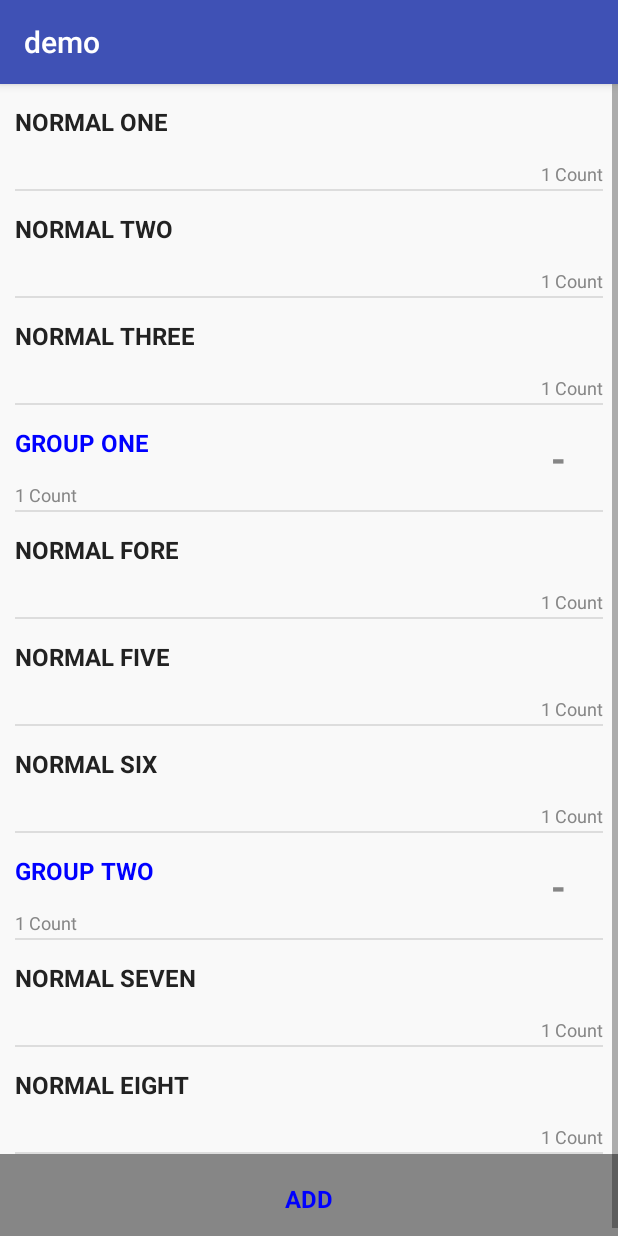
After one commit to PieceOfLazy/PieceOfUI, an Android app: the POVActivity screen opened directly, with no data from a screen before it, on a phone screen of 412 x 824 dp. The commit adds this screen. Run offline under Robolectric (Android 15) with nearby library versions, the phone set to English and light mode, and no system bars.

Commit message:
POVActivity

```diff
--- a/demo/src/main/AndroidManifest.xml
+++ b/demo/src/main/AndroidManifest.xml
@@ -27,6 +27,10 @@
         <activity
             android:name=".MainListActivity"
             android:windowSoftInputMode="stateAlwaysHidden|adjustResize" />
+
+        <activity
+            android:name=".POVActivity"
+            android:windowSoftInputMode="stateAlwaysHidden|adjustResize" />
     </application>
 
 </manifest>
--- /dev/null
+++ b/demo/src/main/java/piece/of/lazy/demo/POVActivity.kt
@@ -0,0 +1,192 @@
+package piece.of.lazy.demo
+
+import android.os.Bundle
+import android.support.v7.app.AppCompatActivity
+import android.view.View
+import android.widget.Toast
+import kotlinx.android.synthetic.main.pov_activity.*
+import piece.of.lazy.demo.piece.AddPiece
+import piece.of.lazy.demo.piece.DeletablePiece
+import piece.of.lazy.demo.piece.GroupPiece
+import piece.of.lazy.demo.piece.NormalPiece
+import piece.of.lazy.ui.PieceOfHolder
+import piece.of.lazy.ui.util.Log
+
+class POVActivity : AppCompatActivity() {
+    companion object {
+        var deletableCount = 0
+    }
+
+    private val log = Log("POV")
+
+    private lateinit var group1: MutableList<PieceOfHolder<*, *>>
+    private lateinit var group2: MutableList<PieceOfHolder<*, *>>
+
+    override fun onCreate(savedInstanceState: Bundle?) {
+        super.onCreate(savedInstanceState)
+        setContentView(R.layout.pov_activity)
+
+        val normal1 = NormalPiece().apply {
+            doBindView(pov_activity_piece_normal_1)
+            doBindItem(this@POVActivity, NormalPiece.Item("NORMAL ONE"))
+            setOnListener(object : NormalPiece.OnPieceListener {
+                override fun onClick(holder: NormalPiece.Holder, item: NormalPiece.Item) {
+                    Toast.makeText(this@POVActivity, item.subject, Toast.LENGTH_SHORT).show()
+                }
+            })
+        }
+
+        val normal2 = NormalPiece().apply {
+            doBindView(pov_activity_piece_normal_2)
+            doBindItem(this@POVActivity, NormalPiece.Item("NORMAL TWO"))
+            setOnListener(object : NormalPiece.OnPieceListener {
+                override fun onClick(holder: NormalPiece.Holder, item: NormalPiece.Item) {
+                    Toast.makeText(this@POVActivity, item.subject, Toast.LENGTH_SHORT).show()
+                }
+            })
+        }
+
+        val normal3 = NormalPiece().apply {
+            doBindView(pov_activity_piece_normal_3)
+            doBindItem(this@POVActivity, NormalPiece.Item("NORMAL THREE"))
+            setOnListener(object : NormalPiece.OnPieceListener {
+                override fun onClick(holder: NormalPiece.Holder, item: NormalPiece.Item) {
+                    Toast.makeText(this@POVActivity, item.subject, Toast.LENGTH_SHORT).show()
+                }
+            })
+        }
+
+        val normal4 = NormalPiece().apply {
+            doBindView(pov_activity_piece_normal_4)
+            doBindItem(this@POVActivity, NormalPiece.Item("NORMAL FORE"))
+            setOnListener(object : NormalPiece.OnPieceListener {
+                override fun onClick(holder: NormalPiece.Holder, item: NormalPiece.Item) {
+                    Toast.makeText(this@POVActivity, item.subject, Toast.LENGTH_SHORT).show()
+                }
+            })
+        }
+
+        val normal5 = NormalPiece().apply {
+            doBindView(pov_activity_piece_normal_5)
+            doBindItem(this@POVActivity, NormalPiece.Item("NORMAL FIVE"))
+            setOnListener(object : NormalPiece.OnPieceListener {
+                override fun onClick(holder: NormalPiece.Holder, item: NormalPiece.Item) {
+                    Toast.makeText(this@POVActivity, item.subject, Toast.LENGTH_SHORT).show()
+                }
+            })
+        }
+
+        val normal6 = NormalPiece().apply {
+            doBindView(pov_activity_piece_normal_6)
+            doBindItem(this@POVActivity, NormalPiece.Item("NORMAL SIX"))
+            setOnListener(object : NormalPiece.OnPieceListener {
+                override fun onClick(holder: NormalPiece.Holder, item: NormalPiece.Item) {
+                    Toast.makeText(this@POVActivity, item.subject, Toast.LENGTH_SHORT).show()
+                }
+            })
+        }
+
+        val normal7 = NormalPiece().apply {
+            doBindView(pov_activity_piece_normal_7)
+            doBindItem(this@POVActivity, NormalPiece.Item("NORMAL SEVEN"))
+            setOnListener(object : NormalPiece.OnPieceListener {
+                override fun onClick(holder: NormalPiece.Holder, item: NormalPiece.Item) {
+                    Toast.makeText(this@POVActivity, item.subject, Toast.LENGTH_SHORT).show()
+                }
+            })
+        }
+
+        val normal8 = NormalPiece().apply {
+            doBindView(pov_activity_piece_normal_8)
+            doBindItem(this@POVActivity, NormalPiece.Item("NORMAL EIGHT"))
+            setOnListener(object : NormalPiece.OnPieceListener {
+                override fun onClick(holder: NormalPiece.Holder, item: NormalPiece.Item) {
+                    Toast.makeText(this@POVActivity, item.subject, Toast.LENGTH_SHORT).show()
+                }
+            })
+        }
+
+        GroupPiece().apply {
+            doBindView(pov_activity_piece_group_1)
+            doBindItem(this@POVActivity, GroupPiece.Item("GROUP ONE", true))
+            setOnListener(object : GroupPiece.OnPieceListener {
+                override fun onExpand(holder: GroupPiece.Holder, item: GroupPiece.Item) {
+                    if(item.expand) {
+                        for(piece: PieceOfHolder<*, *> in group1) {
+                            piece.mView?.visibility = View.VISIBLE
+                        }
+                    } else {
+                        for(piece: PieceOfHolder<*, *> in group1) {
+                            piece.mView?.visibility = View.GONE
+                        }
+                    }
+                }
+
+                override fun onClick(holder: GroupPiece.Holder, item: GroupPiece.Item) {
+                    Toast.makeText(this@POVActivity, item.subject, Toast.LENGTH_SHORT).show()
+                }
+            })
+        }
+
+        GroupPiece().apply {
+            doBindView(pov_activity_piece_group_2)
+            doBindItem(this@POVActivity, GroupPiece.Item("GROUP TWO", true))
+            setOnListener(object : GroupPiece.OnPieceListener {
+                override fun onExpand(holder: GroupPiece.Holder, item: GroupPiece.Item) {
+                    if(item.expand) {
+                        for(piece: PieceOfHolder<*, *> in group2) {
+                            piece.mView?.visibility = View.VISIBLE
+                        }
+                    } else {
+                        for(piece: PieceOfHolder<*, *> in group2) {
+                            piece.mView?.visibility = View.GONE
+                        }
+                    }
+                }
+
+                override fun onClick(holder: GroupPiece.Holder, item: GroupPiece.Item) {
+                    Toast.makeText(this@POVActivity, item.subject, Toast.LENGTH_SHORT).show()
+                }
+            })
+        }
+
+        group1 = mutableListOf(normal4, normal5, normal6)
+        group2 = mutableListOf(normal7, normal8)
+
+        AddPiece().apply {
+            doBindView(pov_activity_add)
+            doBindItem(this@POVActivity, AddPiece.Item("ADD"))
+            setOnListener(object : AddPiece.OnPieceListener {
+                override fun onClick(holder: AddPiece.Holder, item: AddPiece.Item) {
+                    Toast.makeText(this@POVActivity, item.subject, Toast.LENGTH_SHORT).show()
+
+                    val index = indexOfChild(holder.itemView)
+                    DeletablePiece().apply {
+                        POVActivity.deletableCount++
+                        doCreateView(this@POVActivity, null)
+                        pov_activity_container.addView(mView, index)
+                        doBindItem(this@POVActivity, DeletablePiece.Item("DELETABLE COUNT ${POVActivity.deletableCount}"))
+                        setOnListener(object : DeletablePiece.OnPieceListener{
+                            override fun onDelete(holder: DeletablePiece.Holder, item: DeletablePiece.Item) {
+                                Toast.makeText(this@POVActivity, item.subject, Toast.LENGTH_SHORT).show()
+                                removeChild(holder.itemView)
+                            }
+
+                            override fun onClick(holder: DeletablePiece.Holder, item: DeletablePiece.Item) {
+                                Toast.makeText(this@POVActivity, item.subject, Toast.LENGTH_SHORT).show()
+                            }
+                        })
+                    }
+                }
+            })
+        }
+    }
+
+    private fun indexOfChild(view: View): Int {
+        return pov_activity_container.indexOfChild(view)
+    }
+
+    private fun removeChild(view: View) {
+        pov_activity_container.removeView(view)
+    }
+}
--- /dev/null
+++ b/demo/src/main/java/piece/of/lazy/demo/piece/AddPiece.kt
@@ -0,0 +1,50 @@
+package piece.of.lazy.demo.piece
+
+import android.content.Context
+import android.support.v7.widget.RecyclerView
+import android.view.View
+import android.widget.TextView
+import kotlinx.android.synthetic.main.piece_add.view.*
+import kotlinx.android.synthetic.main.piece_group.view.*
+import piece.of.lazy.demo.R
+import piece.of.lazy.ui.PieceOfHolder
+
+/**
+ * Created by zpdl
+ */
+open class AddPiece : PieceOfHolder<AddPiece.Holder, AddPiece.Item>(Holder::class, Item::class) {
+    interface OnPieceListener {
+        fun onClick(holder: Holder, item: Item)
+    }
+    private var listener: OnPieceListener? = null
+
+    fun setOnListener(l: OnPieceListener?) {
+        listener = l
+    }
+
+    override fun onLayout(): Int = R.layout.piece_add
+
+    override fun onCreateViewHolderPiece(view: View): Holder = Holder(view)
+
+    override fun onBindViewHolderPiece(context: Context, holder: Holder, item: Item, position: Int) {
+        holder.subject.text = item.subject
+    }
+
+    inner class Holder(itemView: View) : RecyclerView.ViewHolder(itemView) {
+        lateinit var subject: TextView
+
+        init {
+            with(itemView) {
+                subject = piece_add_subject
+            }
+
+            itemView.setOnClickListener {
+                getBindItem(this@Holder)?.let {
+                    listener?.onClick(this@Holder, it)
+                }
+            }
+        }
+    }
+
+    open class Item(val subject: String)
+}
--- /dev/null
+++ b/demo/src/main/java/piece/of/lazy/demo/piece/GroupPiece.kt
@@ -0,0 +1,77 @@
+package piece.of.lazy.demo.piece
+
+import android.content.Context
+import android.support.v7.widget.RecyclerView
+import android.view.View
+import android.widget.TextView
+import kotlinx.android.synthetic.main.piece_group.view.*
+import piece.of.lazy.demo.R
+import piece.of.lazy.ui.PieceOfHolder
+
+/**
+ * Created by zpdl
+ */
+open class GroupPiece : PieceOfHolder<GroupPiece.Holder, GroupPiece.Item>(Holder::class, Item::class) {
+    interface OnPieceListener {
+        fun onClick(holder: Holder, item: Item)
+        fun onExpand(holder: Holder, item: Item)
+    }
+    private var listener: OnPieceListener? = null
+
+    fun setOnListener(l: OnPieceListener?) {
+        listener = l
+    }
+
+    override fun onLayout(): Int = R.layout.piece_group
+
+    override fun onCreateViewHolderPiece(view: View): Holder = Holder(view)
+
+    override fun onBindViewHolderPiece(context: Context, holder: Holder, item: Item, position: Int) {
+        val countStr = "${position + 1} Count"
+
+        holder.subject.text = item.subject
+        holder.count.text = countStr
+        if(item.expand) {
+            holder.dropdown.text = "-"
+        } else {
+            holder.dropdown.text = "+"
+        }
+    }
+
+    inner class Holder(itemView: View) : RecyclerView.ViewHolder(itemView) {
+        lateinit var subject: TextView
+        lateinit var count: TextView
+        lateinit var dropdown: TextView
+
+        init {
+            with(itemView) {
+                subject = piece_group_subject
+                count = piece_group_count
+                dropdown = piece_group_dropdown
+            }
+
+            itemView.setOnClickListener {
+                getBindItem(this@Holder)?.let {
+                    listener?.onClick(this@Holder, it)
+                }
+            }
+
+            dropdown.setOnClickListener {
+                getBindItem(this@Holder)?.let {
+                    if(it.expand) {
+                        it.expand = false
+                        holder?.dropdown?.text = "+"
+                        listener?.onExpand(this@Holder, it)
+                    } else {
+                        it.expand = true
+                        holder?.dropdown?.text = "-"
+                        listener?.onExpand(this@Holder, it)
+
+                    }
+                }
+            }
+        }
+    }
+
+    open class Item(val subject: String, var expand: Boolean)
+}
--- /dev/null
+++ b/demo/src/main/java/piece/of/lazy/demo/piece/NormalPiece.kt
@@ -0,0 +1,54 @@
+package piece.of.lazy.demo.piece
+
+import android.content.Context
+import android.support.v7.widget.RecyclerView
+import android.view.View
+import android.widget.TextView
+import kotlinx.android.synthetic.main.piece_normal.view.*
+import piece.of.lazy.demo.R
+import piece.of.lazy.ui.PieceOfHolder
+
+/**
+ * Created by zpdl
+ */
+open class NormalPiece: PieceOfHolder<NormalPiece.Holder, NormalPiece.Item>(Holder::class, Item::class) {
+    interface OnPieceListener {
+        fun onClick(holder: Holder, item: Item)
+    }
+    private var listener: OnPieceListener? = null
+
+    fun setOnListener(l: OnPieceListener?) {
+        listener = l
+    }
+
+    override fun onLayout(): Int = R.layout.piece_normal
+
+    override fun onCreateViewHolderPiece(view: View): Holder = Holder(view)
+
+    override fun onBindViewHolderPiece(context: Context, holder: Holder, item: Item, position: Int) {
+        val countStr = "${position + 1} Count"
+
+        holder.subject.text = item.subject
+        holder.count.text = countStr
+    }
+
+    inner class Holder(itemView: View) : RecyclerView.ViewHolder(itemView) {
+        lateinit var subject: TextView
+        lateinit var count: TextView
+
+        init {
+            with(itemView) {
+                subject = piece_normal_subject
+                count = piece_normal_count
+            }
+
+            itemView.setOnClickListener {
+                getBindItem(this@Holder)?.let {
+                    listener?.onClick(this@Holder, it)
+                }
+            }
+        }
+    }
+
+    open class Item(val subject: String)
+}
--- /dev/null
+++ b/demo/src/main/res/layout/piece_add.xml
@@ -0,0 +1,19 @@
+<?xml version="1.0" encoding="utf-8"?>
+<FrameLayout xmlns:android="http://schemas.android.com/apk/res/android"
+    android:layout_width="match_parent"
+    android:layout_height="60dp"
+    android:background="#868686"
+    android:paddingStart="10dp"
+    android:paddingEnd="10dp">
+
+    <TextView
+        android:id="@+id/piece_add_subject"
+        android:layout_width="match_parent"
+        android:layout_height="match_parent"
+        android:gravity="center"
+        android:textColor="#0000FF"
+        android:textSize="16dp"
+        android:textStyle="bold"
+        android:text="ADD"
+        />
+</FrameLayout>
--- /dev/null
+++ b/demo/src/main/res/layout/piece_group.xml
@@ -0,0 +1,62 @@
+<?xml version="1.0" encoding="utf-8"?>
+<android.support.constraint.ConstraintLayout xmlns:android="http://schemas.android.com/apk/res/android"
+    xmlns:app="http://schemas.android.com/apk/res-auto"
+    android:layout_width="match_parent"
+    android:layout_height="wrap_content"
+    android:orientation="vertical"
+    android:background="#F9F9F9"
+    android:paddingStart="10dp"
+    android:paddingEnd="10dp">
+
+    <TextView
+        android:id="@+id/piece_group_subject"
+        android:layout_width="0dp"
+        android:layout_height="50dp"
+        android:textColor="#0000FF"
+        android:textSize="16dp"
+        android:textStyle="bold"
+        android:gravity="start|center_vertical"
+        app:layout_constraintStart_toStartOf="parent"
+        app:layout_constraintEnd_toStartOf="@+id/piece_group_dropdown"
+        app:layout_constraintTop_toTopOf="parent"
+        app:layout_constraintBottom_toTopOf="@+id/piece_group_count"
+        />
+
+    <TextView
+        android:id="@+id/piece_group_count"
+        android:layout_width="0dp"
+        android:layout_height="20dp"
+        android:textColor="#868686"
+        android:textSize="12dp"
+        android:textStyle="normal"
+        android:gravity="start|center_vertical"
+        app:layout_constraintStart_toStartOf="parent"
+        app:layout_constraintEnd_toEndOf="@id/piece_group_dropdown"
+        app:layout_constraintTop_toBottomOf="@+id/piece_group_subject"
+        app:layout_constraintBottom_toTopOf="@+id/piece_group_divider"
+        />
+
+    <View
+        android:id="@+id/piece_group_divider"
+        android:layout_width="match_parent"
+        android:layout_height="1dp"
+        android:background="#dddddd"
+        app:layout_constraintStart_toStartOf="parent"
+        app:layout_constraintEnd_toEndOf="parent"
+        app:layout_constraintTop_toBottomOf="@+id/piece_group_count"
+        app:layout_constraintBottom_toBottomOf="parent"/>
+
+    <TextView
+        android:id="@+id/piece_group_dropdown"
+        android:layout_width="60dp"
+        android:layout_height="0dp"
+        android:textColor="#868686"
+        android:textSize="25dp"
+        android:textStyle="bold"
+        android:gravity="center"
+        app:layout_constraintStart_toEndOf="@+id/piece_group_subject"
+        app:layout_constraintEnd_toEndOf="parent"
+        app:layout_constraintTop_toTopOf="@id/piece_group_subject"
+        app:layout_constraintBottom_toBottomOf="@+id/piece_group_divider"
+        />
+</android.support.constraint.ConstraintLayout>
--- /dev/null
+++ b/demo/src/main/res/layout/piece_normal.xml
@@ -0,0 +1,34 @@
+<?xml version="1.0" encoding="utf-8"?>
+<LinearLayout xmlns:android="http://schemas.android.com/apk/res/android"
+    android:layout_width="match_parent"
+    android:layout_height="wrap_content"
+    android:orientation="vertical"
+    android:background="#F9F9F9"
+    android:paddingStart="10dp"
+    android:paddingEnd="10dp">
+
+    <TextView
+        android:id="@+id/piece_normal_subject"
+        android:layout_width="match_parent"
+        android:layout_height="50dp"
+        android:textColor="#222222"
+        android:textSize="16dp"
+        android:textStyle="bold"
+        android:gravity="start|center_vertical"
+        />
+
+    <TextView
+        android:id="@+id/piece_normal_count"
+        android:layout_width="match_parent"
+        android:layout_height="20dp"
+        android:textColor="#868686"
+        android:textSize="12dp"
+        android:textStyle="normal"
+        android:gravity="end|center_vertical"
+        />
+
+    <View
+        android:layout_width="match_parent"
+        android:layout_height="1dp"
+        android:background="#dddddd" />
+</LinearLayout>
--- /dev/null
+++ b/demo/src/main/res/layout/pov_activity.xml
@@ -0,0 +1,69 @@
+<?xml version="1.0" encoding="utf-8"?>
+<android.support.constraint.ConstraintLayout xmlns:android="http://schemas.android.com/apk/res/android"
+    xmlns:tools="http://schemas.android.com/tools"
+    android:layout_width="match_parent"
+    android:layout_height="match_parent"
+    tools:context="piece.of.lazy.demo.POVActivity">
+
+    <ScrollView
+        android:layout_width="match_parent"
+        android:layout_height="match_parent"
+        android:fillViewport="true"
+        android:scrollbars="vertical"
+        android:fadeScrollbars="true">
+
+        <LinearLayout
+            android:id="@+id/pov_activity_container"
+            android:layout_width="match_parent"
+            android:layout_height="wrap_content"
+            android:orientation="vertical" >
+
+            <include layout="@layout/piece_normal"
+                android:id="@+id/pov_activity_piece_normal_1"
+                />
+
+            <include layout="@layout/piece_normal"
+                android:id="@+id/pov_activity_piece_normal_2"
+                />
+
+            <include layout="@layout/piece_normal"
+                android:id="@+id/pov_activity_piece_normal_3"
+                />
+
+            <include layout="@layout/piece_group"
+                android:id="@+id/pov_activity_piece_group_1"
+                />
+
+            <include layout="@layout/piece_normal"
+                android:id="@+id/pov_activity_piece_normal_4"
+                />
+
+            <include layout="@layout/piece_normal"
+                android:id="@+id/pov_activity_piece_normal_5"
+                />
+
+            <include layout="@layout/piece_normal"
+                android:id="@+id/pov_activity_piece_normal_6"
+                />
+
+            <include layout="@layout/piece_group"
+                android:id="@+id/pov_activity_piece_group_2"
+                />
+
+            <include layout="@layout/piece_normal"
+                android:id="@+id/pov_activity_piece_normal_7"
+                />
+
+            <include layout="@layout/piece_normal"
+                android:id="@+id/pov_activity_piece_normal_8"
+                />
+
+            <include layout="@layout/piece_add"
+                android:id="@+id/pov_activity_add"
+                />
+        </LinearLayout>
+
+
+    </ScrollView>
+
+</android.support.constraint.ConstraintLayout>
--- a/library/src/main/java/piece/of/lazy/ui/PieceOfAdapter.kt
+++ b/library/src/main/java/piece/of/lazy/ui/PieceOfAdapter.kt
@@ -9,7 +9,6 @@ import android.view.Gravity
 import android.view.LayoutInflater
 import android.view.ViewGroup
 import android.widget.TextView
-import java.util.ArrayList
 
 /**
  * Created by zpdl
@@ -26,7 +25,7 @@ abstract class PieceOfAdapter(private val context: Context) : RecyclerView.Adapt
 
     protected abstract fun onBindAdapterInterface(list: MutableList<PieceOfHolder<*,*>>)
 
-    public abstract fun getBindItem(position: Int): Any?
+    abstract fun getBindItem(position: Int): Any?
 
     private fun onBindAdapterInterface(list: SparseArray<PieceOfHolder<*,*>>) {
         val bindHolder = mutableListOf<PieceOfHolder<*,*>>()
--- a/library/src/main/java/piece/of/lazy/ui/PieceOfView.kt
+++ b/library/src/main/java/piece/of/lazy/ui/PieceOfView.kt
@@ -62,7 +62,7 @@ abstract class PieceOfView<I> {
     }
 
     protected open fun onCreatePieceOfView(inflater: LayoutInflater?, parent: ViewGroup?): View? =
-            inflater?.inflate(onLayout(), parent)
+            inflater?.inflate(onLayout(), parent, false)
 
     @LayoutRes
     protected abstract fun onLayout(): Int
```
Also changed, not shown: demo/src/main/java/piece/of/lazy/demo/MainListActivity.kt (+22 -7 lines), demo/src/main/java/piece/of/lazy/demo/piece/DeletablePiece.kt (added, +64 -0 lines), demo/src/main/res/layout/piece_deletable.xml (added, +63 -0 lines), library/src/main/java/piece/of/lazy/ui/PieceOfHolder.kt (+21 -1 lines).
